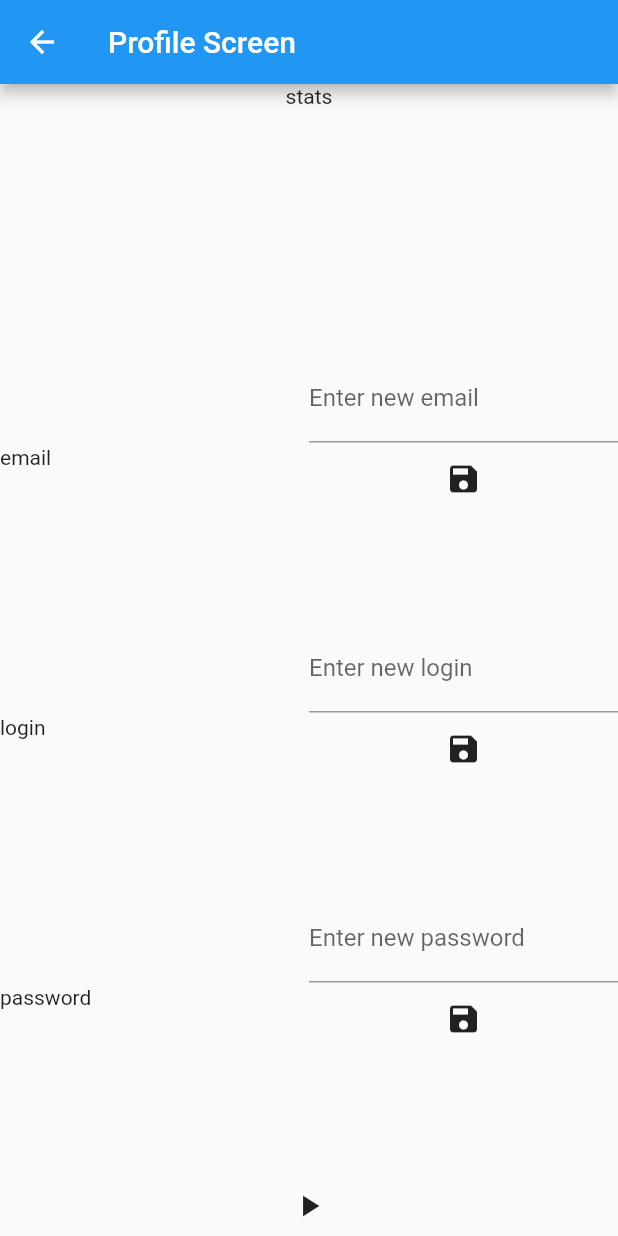
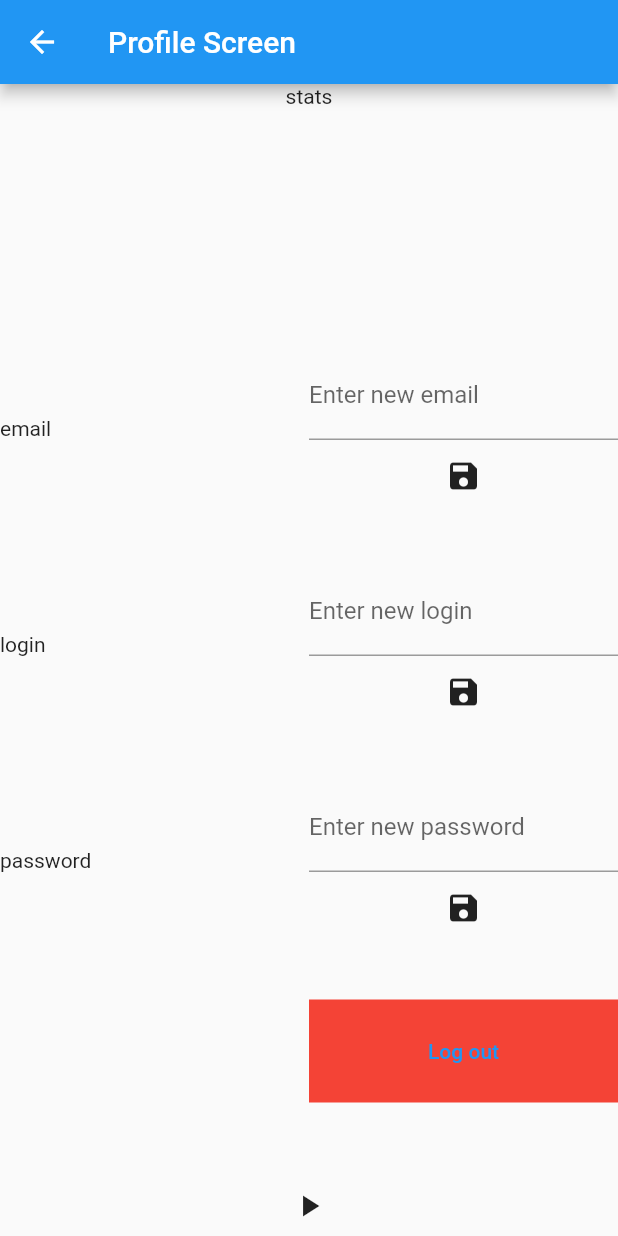
Before and after one commit to IvanShaptalov/audiobookplayer_android, a Flutter app: the ProfileScreen screen opened by its route, on a phone screen of 412 x 824 dp. Run offline on Flutter 3.47's test engine with Material 2 defaults, Android fonts, the phone set to English and light mode, and no system bars; our stand-ins replace audioplayers; generated files the repository leaves out were written again.

Commit message:
feat(profile_screen.dart): created log out button;# Please enter the commit message for your changes. Lines starting

```diff
--- a/lib/src/pages/profile/profile_screen.dart
+++ b/lib/src/pages/profile/profile_screen.dart
@@ -38,7 +38,7 @@ class ProfileScreen extends StatelessWidget {
           children: [
             Text('email'),
             Container(
-                height: MediaQuery.of(context).size.height / 6,
+                height: MediaQuery.of(context).size.height / 8,
                 width: MediaQuery.of(context).size.width / 2,
                 child: Form(
                     key: this._emailKey,
@@ -73,7 +73,7 @@ class ProfileScreen extends StatelessWidget {
           children: [
             Text('login'),
             Container(
-                height: MediaQuery.of(context).size.height / 6,
+                height: MediaQuery.of(context).size.height / 8,
                 width: MediaQuery.of(context).size.width / 2,
                 child: Form(
                     key: this._loginKey,
@@ -108,7 +108,7 @@ class ProfileScreen extends StatelessWidget {
           children: [
             Text('password'),
             Container(
-                height: MediaQuery.of(context).size.height / 6,
+                height: MediaQuery.of(context).size.height / 8,
                 width: MediaQuery.of(context).size.width / 2,
                 child: Form(
                     key: this._passKey,
@@ -139,6 +139,18 @@ class ProfileScreen extends StatelessWidget {
                     ]))),
           ],
         ),
+        Row(
+          mainAxisAlignment: MainAxisAlignment.end,
+          children: [
+            Container(
+              child: TextButton(onPressed: () {}, child: Text('Log out')),
+              height: MediaConfig.getmediaHeight(context) / 12,
+              width: MediaConfig.getmediaWidht(context) / 2,
+              color: Colors.red,
+
+            ),
+          ],
+        ),
         Player()
       ]),
     );
```
